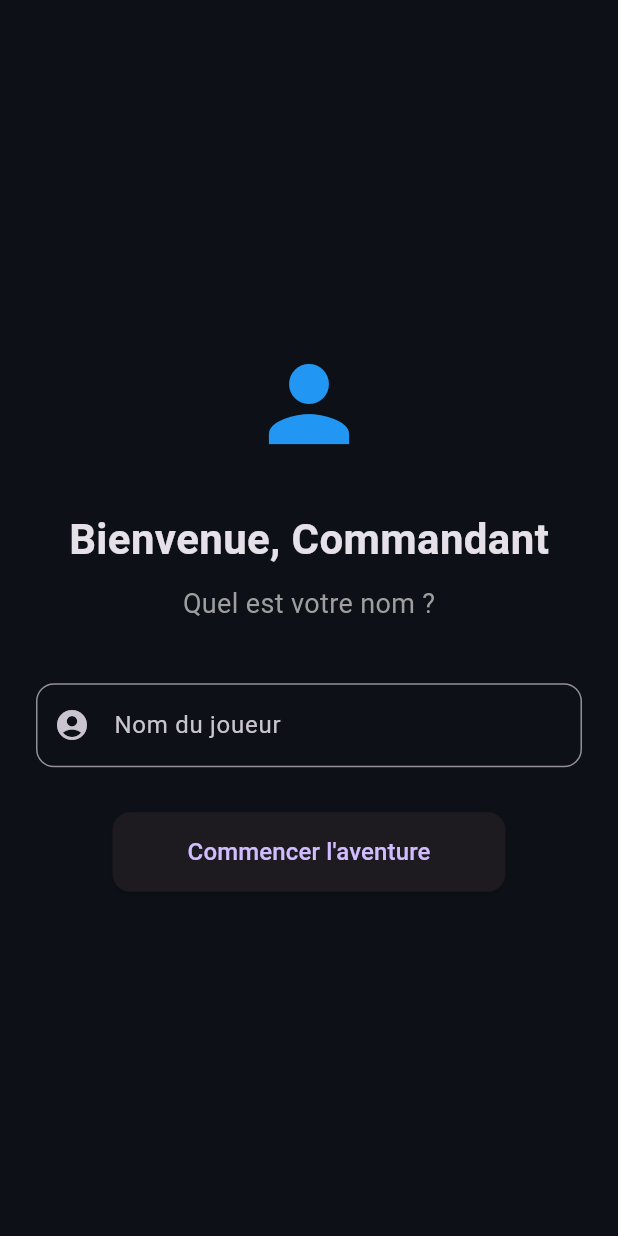
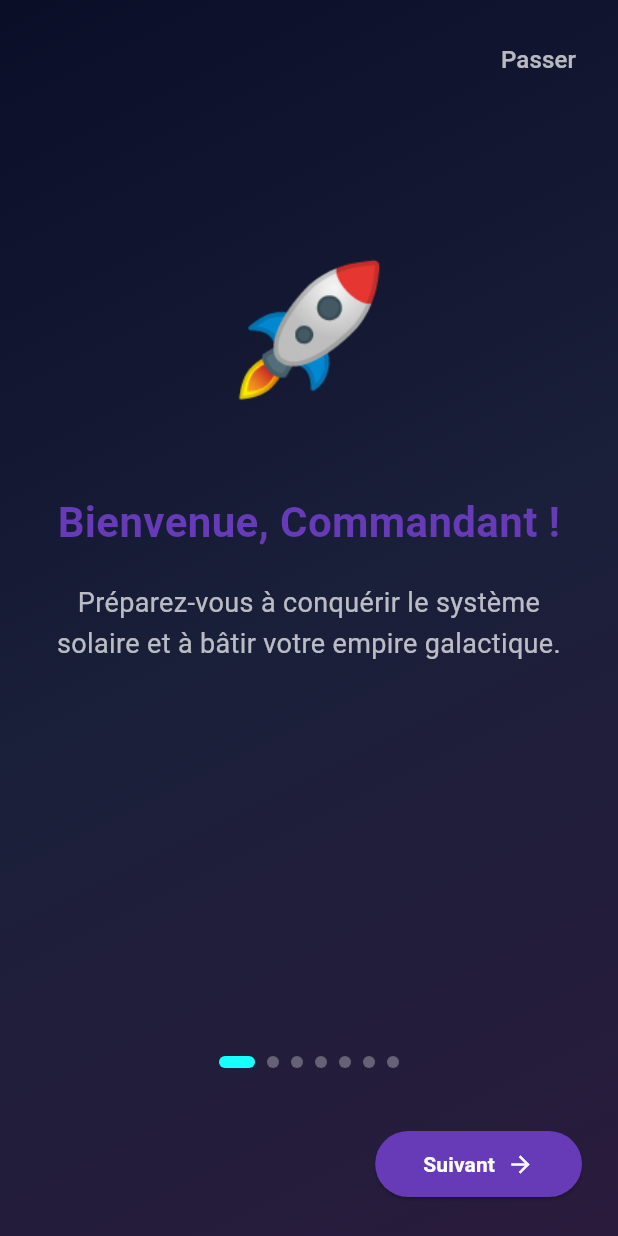
Before and after one commit to remytreflest/les_architectes_cosmiques, a Flutter app: the screen it shows after launch, on a phone screen of 412 x 824 dp. Run offline on Flutter 3.47's test engine with Material 3 defaults, Android fonts, the phone set to English and light mode, and no system bars; our stand-ins replace dartz, get_it, sensors_plus, shared_preferences.

Commit message:
feat(onboarding): ajout de l'onboarding

```diff
--- a/lib/core/constants/game_constants.dart
+++ b/lib/core/constants/game_constants.dart
@@ -1,5 +1,5 @@
 class GameConstants {
-  static const String storageKey = 'game_data_v7';
+  static const String storageKey = 'game_data_v9';
   static const String solarSystemApiUrl =
       'https://api.le-systeme-solaire.net/rest/bodies/';
   static const String apiKey = 'd750e15b-61a9-4944-b485-87a192bf29cd';
--- /dev/null
+++ b/lib/core/constants/onboarding_slide_data.dart
@@ -0,0 +1,85 @@
+import 'package:flutter/material.dart';
+
+import '../../features/game/data/models/onboarding_slide_model.dart';
+
+class OnboardingSlidesData {
+  static List<OnboardingSlide> getSlides() {
+    return [
+      OnboardingSlide(
+        icon: '🚀',
+        title: 'Bienvenue, Commandant !',
+        description:
+            'Préparez-vous à conquérir le système solaire et à bâtir votre empire galactique.',
+        color: Colors.deepPurple,
+      ),
+      OnboardingSlide(
+        icon: '🪐',
+        title: 'Colonisez les Planètes',
+        description: 'Explorez et colonisez les 8 planètes du système solaire.',
+        features: [
+          '🌍 Gestion Multi-Planètes',
+          '⚡ Production Automatique',
+          '📊 Ressources en temps réel',
+        ],
+        color: Colors.blue,
+      ),
+      OnboardingSlide(
+        icon: '🏭',
+        title: 'Construisez des Bâtiments',
+        description:
+            'Développez votre infrastructure pour produire des ressources.',
+        features: [
+          '⛏️ Mines (Métal, Cristal, Deutérium)',
+          '☀️ Centrale Solaire (Énergie)',
+          '🤖 Usine de Robots (Construction)',
+        ],
+        color: Colors.orange,
+      ),
+      OnboardingSlide(
+        icon: '🔬',
+        title: 'Recherchez des Technologies',
+        description: 'Débloquez 9 technologies pour améliorer votre empire.',
+        features: [
+          '🔫 Laser, Plasma, Hyperespace',
+          '📈 Améliorations progressives',
+          '🚀 Nouvelles capacités',
+        ],
+        color: Colors.cyan,
+      ),
+      OnboardingSlide(
+        icon: '🎭',
+        title: 'Adoptez des Politiques',
+        description:
+            'Choisissez parmi 8 politiques galactiques humoristiques !',
+        features: [
+          '☭ Communisme Spatial',
+          '💰 Capitalisme Galactique',
+          '🥖 Révolution Française',
+          '🍕 Pizza Party Universelle',
+        ],
+        color: Colors.pink,
+      ),
+      OnboardingSlide(
+        icon: '📱',
+        title: 'Secouez pour Gagner !',
+        description:
+            'Utilisez le gyroscope de votre téléphone pour obtenir des ressources bonus.',
+        features: ['✨ Bonus surprises', '🎮 Mini-jeu interactif'],
+        color: Colors.amber,
+        isShaking: true,
+      ),
+      OnboardingSlide(
+        icon: '🎮',
+        title: 'Prêt à Conquérir ?',
+        description: 'Votre aventure commence maintenant !',
+        features: [
+          '💾 Sauvegarde Automatique',
+          '⏱️ Production en Temps Réel',
+          '🌌 Univers Immersif',
+        ],
+        color: Colors.deepPurple,
+        isLast: true,
+      ),
+    ];
+  }
+}
--- /dev/null
+++ b/lib/core/utils/onboarding_utils.dart
@@ -0,0 +1,23 @@
+import 'package:shared_preferences/shared_preferences.dart';
+
+class OnboardingUtils {
+  static const String _onboardingKey = 'onboarding_completed';
+
+  /// Vérifie si l'onboarding a été complété
+  static Future<bool> hasCompletedOnboarding() async {
+    final prefs = await SharedPreferences.getInstance();
+    return prefs.getBool(_onboardingKey) ?? false;
+  }
+
+  /// Marque l'onboarding comme complété
+  static Future<void> completeOnboarding() async {
+    final prefs = await SharedPreferences.getInstance();
+    await prefs.setBool(_onboardingKey, true);
+  }
+
+  /// Réinitialise l'onboarding (pour les tests)
+  static Future<void> resetOnboarding() async {
+    final prefs = await SharedPreferences.getInstance();
+    await prefs.remove(_onboardingKey);
+  }
+}
--- /dev/null
+++ b/lib/features/game/data/models/onboarding_slide_model.dart
@@ -0,0 +1,21 @@
+import 'package:flutter/material.dart';
+
+class OnboardingSlide {
+  final String icon;
+  final String title;
+  final String description;
+  final List<String>? features;
+  final Color color;
+  final bool isShaking;
+  final bool isLast;
+
+  OnboardingSlide({
+    required this.icon,
+    required this.title,
+    required this.description,
+    this.features,
+    required this.color,
+    this.isShaking = false,
+    this.isLast = false,
+  });
+}
--- /dev/null
+++ b/lib/features/game/presentation/pages/onboarding_page.dart
@@ -0,0 +1,239 @@
+import 'package:flutter/material.dart';
+
+import '../../../../core/constants/onboarding_slide_data.dart';
+import '../../../../core/utils/onboarding_utils.dart';
+import '../../data/models/onboarding_slide_model.dart';
+import '../widgets/onboarding_slide.dart';
+
+/// Écran d'onboarding simple qui s'affiche uniquement au premier lancement
+/// Navigation : OnboardingScreen → PlayerNameScreen → Jeu
+class OnboardingScreen extends StatefulWidget {
+  /// Page suivante (typiquement PlayerNameScreen)
+  final Widget nextPage;
+
+  const OnboardingScreen({Key? key, required this.nextPage}) : super(key: key);
+
+  @override
+  State<OnboardingScreen> createState() => _OnboardingScreenState();
+}
+
+class _OnboardingScreenState extends State<OnboardingScreen> {
+  final PageController _pageController = PageController();
+  int _currentPage = 0;
+  late final List<OnboardingSlide> _slides;
+
+  @override
+  void initState() {
+    super.initState();
+    _slides = OnboardingSlidesData.getSlides();
+  }
+
+  @override
+  void dispose() {
+    _pageController.dispose();
+    super.dispose();
+  }
+
+  void _nextPage() {
+    if (_currentPage < _slides.length - 1) {
+      _pageController.nextPage(
+        duration: const Duration(milliseconds: 300),
+        curve: Curves.easeInOut,
+      );
+    } else {
+      _completeOnboarding();
+    }
+  }
+
+  void _previousPage() {
+    _pageController.previousPage(
+      duration: const Duration(milliseconds: 300),
+      curve: Curves.easeInOut,
+    );
+  }
+
+  Future<void> _completeOnboarding() async {
+    await OnboardingUtils.completeOnboarding();
+
+    if (mounted) {
+      Navigator.of(context).pushReplacement(
+        MaterialPageRoute(builder: (context) => widget.nextPage),
+      );
+    }
+  }
+
+  void _skipOnboarding() {
+    showDialog(
+      context: context,
+      builder: (context) => AlertDialog(
+        backgroundColor: Colors.grey[900],
+        title: const Text(
+          'Passer l\'introduction ?',
+          style: TextStyle(color: Colors.white),
+        ),
+        content: const Text(
+          'Voulez-vous vraiment passer l\'introduction ?',
+          style: TextStyle(color: Colors.white70),
+        ),
+        actions: [
+          TextButton(
+            onPressed: () => Navigator.pop(context),
+            child: const Text('Non'),
+          ),
+          TextButton(
+            onPressed: () {
+              Navigator.pop(context);
+              _completeOnboarding();
+            },
+            child: const Text('Oui, passer'),
+          ),
+        ],
+      ),
+    );
+  }
+
+  @override
+  Widget build(BuildContext context) {
+    return Scaffold(
+      body: Container(
+        decoration: BoxDecoration(
+          gradient: LinearGradient(
+            begin: Alignment.topLeft,
+            end: Alignment.bottomRight,
+            colors: [
+              const Color(0xFF0a0e27),
+              const Color(0xFF1a1f3a),
+              const Color(0xFF2a1b3d),
+            ],
+          ),
+        ),
+        child: SafeArea(
+          child: Column(
+            children: [
+              _buildSkipButton(),
+              _buildPageView(),
+              _buildProgressDots(),
+              _buildNavigationButtons(),
+            ],
+          ),
+        ),
+      ),
+    );
+  }
+
+  Widget _buildSkipButton() {
+    return Align(
+      alignment: Alignment.topRight,
+      child: Padding(
+        padding: const EdgeInsets.all(16.0),
+        child: TextButton(
+          onPressed: _skipOnboarding,
+          child: const Text(
+            'Passer',
+            style: TextStyle(color: Colors.white70, fontSize: 16),
+          ),
+        ),
+      ),
+    );
+  }
+
+  Widget _buildPageView() {
+    return Expanded(
+      child: PageView.builder(
+        controller: _pageController,
+        onPageChanged: (index) {
+          setState(() {
+            _currentPage = index;
+          });
+        },
+        itemCount: _slides.length,
+        itemBuilder: (context, index) {
+          return OnboardingSlideWidget(slide: _slides[index]);
+        },
+      ),
+    );
+  }
+
+  Widget _buildProgressDots() {
+    return Padding(
+      padding: const EdgeInsets.symmetric(vertical: 16.0),
+      child: Row(
+        mainAxisAlignment: MainAxisAlignment.center,
+        children: List.generate(
+          _slides.length,
+          (index) => AnimatedContainer(
+            duration: const Duration(milliseconds: 300),
+            margin: const EdgeInsets.symmetric(horizontal: 4),
+            height: 8,
+            width: _currentPage == index ? 24 : 8,
+            decoration: BoxDecoration(
+              color: _currentPage == index ? Colors.cyanAccent : Colors.white30,
+              borderRadius: BorderRadius.circular(4),
+            ),
+          ),
+        ),
+      ),
+    );
+  }
+
+  Widget _buildNavigationButtons() {
+    return Padding(
+      padding: const EdgeInsets.all(24.0),
+      child: Row(
+        mainAxisAlignment: MainAxisAlignment.spaceBetween,
+        children: [_buildPreviousButton(), _buildNextButton()],
+      ),
+    );
+  }
+
+  Widget _buildPreviousButton() {
+    if (_currentPage == 0) {
+      return const SizedBox();
+    }
+
+    return ElevatedButton(
+      onPressed: _previousPage,
+      style: ElevatedButton.styleFrom(
+        backgroundColor: Colors.white12,
+        padding: const EdgeInsets.symmetric(horizontal: 24, vertical: 12),
+        shape: RoundedRectangleBorder(borderRadius: BorderRadius.circular(30)),
+      ),
+      child: const Row(
+        children: [
+          Icon(Icons.arrow_back, color: Colors.white),
+          SizedBox(width: 8),
+          Text('Précédent', style: TextStyle(color: Colors.white)),
+        ],
+      ),
+    );
+  }
+
+  Widget _buildNextButton() {
+    final isLastPage = _currentPage == _slides.length - 1;
+
+    return ElevatedButton(
+      onPressed: _nextPage,
+      style: ElevatedButton.styleFrom(
+        backgroundColor: Colors.deepPurple,
+        padding: const EdgeInsets.symmetric(horizontal: 32, vertical: 12),
+        shape: RoundedRectangleBorder(borderRadius: BorderRadius.circular(30)),
+      ),
+      child: Row(
+        children: [
+          Text(
+            isLastPage ? 'Commencer' : 'Suivant',
+            style: const TextStyle(
+              color: Colors.white,
+              fontWeight: FontWeight.bold,
+            ),
+          ),
+          const SizedBox(width: 8),
+          Icon(
+            isLastPage ? Icons.rocket_launch : Icons.arrow_forward,
+            color: Colors.white,
+          ),
+        ],
+      ),
+    );
+  }
+}
--- a/lib/features/game/presentation/pages/splash_screen.dart
+++ b/lib/features/game/presentation/pages/splash_screen.dart
@@ -3,6 +3,7 @@ import 'package:flutter/material.dart';
 import '../../../../injection_container.dart';
 import '../controllers/game_controller.dart';
 import 'main_game_screen.dart';
+import 'onboarding_page.dart';
 import 'player_name_screen.dart';
 
 class SplashScreen extends StatefulWidget {
@@ -35,7 +36,9 @@ class _SplashScreenState extends State<SplashScreen> {
       );
     } else {
       Navigator.of(context).pushReplacement(
-        MaterialPageRoute(builder: (_) => const PlayerNameScreen()),
+        MaterialPageRoute(
+          builder: (_) => OnboardingScreen(nextPage: PlayerNameScreen()),
+        ),
       );
     }
   }
--- /dev/null
+++ b/lib/features/game/presentation/widgets/onboarding_slide.dart
@@ -0,0 +1,141 @@
+import 'package:flutter/material.dart';
+
+import '../../data/models/onboarding_slide_model.dart';
+
+class OnboardingSlideWidget extends StatefulWidget {
+  final OnboardingSlide slide;
+
+  const OnboardingSlideWidget({Key? key, required this.slide})
+    : super(key: key);
+
+  @override
+  State<OnboardingSlideWidget> createState() => _OnboardingSlideWidgetState();
+}
+
+class _OnboardingSlideWidgetState extends State<OnboardingSlideWidget>
+    with SingleTickerProviderStateMixin {
+  late AnimationController _controller;
+  late Animation<double> _floatAnimation;
+  late Animation<double> _shakeAnimation;
+
+  @override
+  void initState() {
+    super.initState();
+    _controller = AnimationController(
+      duration: const Duration(seconds: 2),
+      vsync: this,
+    )..repeat(reverse: true);
+
+    _floatAnimation = Tween<double>(
+      begin: -10,
+      end: 10,
+    ).animate(CurvedAnimation(parent: _controller, curve: Curves.easeInOut));
+
+    _shakeAnimation = Tween<double>(
+      begin: -0.05,
+      end: 0.05,
+    ).animate(CurvedAnimation(parent: _controller, curve: Curves.easeInOut));
+  }
+
+  @override
+  void dispose() {
+    _controller.dispose();
+    super.dispose();
+  }
+
+  @override
+  Widget build(BuildContext context) {
+    final screenHeight = MediaQuery.of(context).size.height;
+    final isSmallScreen = screenHeight < 700;
+
+    return SingleChildScrollView(
+      padding: const EdgeInsets.all(24.0),
+      child: Column(
+        mainAxisAlignment: MainAxisAlignment.center,
+        children: [
+          SizedBox(height: isSmallScreen ? 20 : screenHeight * 0.05),
+
+          // Animated icon
+          AnimatedBuilder(
+            animation: widget.slide.isShaking
+                ? _shakeAnimation
+                : _floatAnimation,
+            builder: (context, child) {
+              return Transform.translate(
+                offset: widget.slide.isShaking
+                    ? Offset.zero
+                    : Offset(0, _floatAnimation.value),
+                child: Transform.rotate(
+                  angle: widget.slide.isShaking ? _shakeAnimation.value : 0,
+                  child: Text(
+                    widget.slide.icon,
+                    style: TextStyle(fontSize: isSmallScreen ? 80 : 100),
+                  ),
+                ),
+              );
+            },
+          ),
+          SizedBox(height: isSmallScreen ? 30 : 40),
+
+          // Title
+          Text(
+            widget.slide.title,
+            textAlign: TextAlign.center,
+            style: TextStyle(
+              fontSize: isSmallScreen ? 24 : 28,
+              fontWeight: FontWeight.bold,
+              color: widget.slide.color,
+            ),
+          ),
+          SizedBox(height: isSmallScreen ? 15 : 20),
+
+          // Description
+          Text(
+            widget.slide.description,
+            textAlign: TextAlign.center,
+            style: TextStyle(
+              fontSize: isSmallScreen ? 16 : 18,
+              color: Colors.white70,
+              height: 1.5,
+            ),
+          ),
+          SizedBox(height: isSmallScreen ? 20 : 30),
+
+          // Features list
+          if (widget.slide.features != null) ...[
+            ...widget.slide.features!.map(
+              (feature) => Padding(
+                padding: const EdgeInsets.symmetric(vertical: 8.0),
+                child: Container(
+                  padding: EdgeInsets.all(isSmallScreen ? 12 : 16),
+                  decoration: BoxDecoration(
+                    color: Colors.white.withOpacity(0.05),
+                    borderRadius: BorderRadius.circular(12),
+                    border: Border(
+                      left: BorderSide(color: widget.slide.color, width: 4),
+                    ),
+                  ),
+                  child: Row(
+                    children: [
+                      Expanded(
+                        child: Text(
+                          feature,
+                          style: TextStyle(
+                            color: Colors.white,
+                            fontSize: isSmallScreen ? 14 : 16,
+                          ),
+                        ),
+                      ),
+                    ],
+                  ),
+                ),
+              ),
+            ),
+          ],
+
+          SizedBox(height: isSmallScreen ? 20 : screenHeight * 0.05),
+        ],
+      ),
+    );
+  }
+}
```
